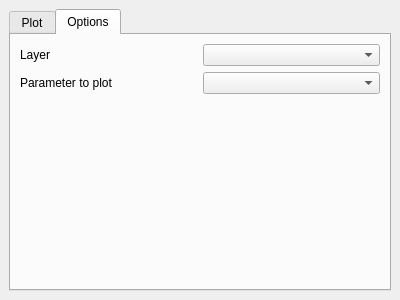
Qt form datacubeplugin/ui/plotwidget.ui (planetfederal/qgis-datacube-plugin) before a commit.
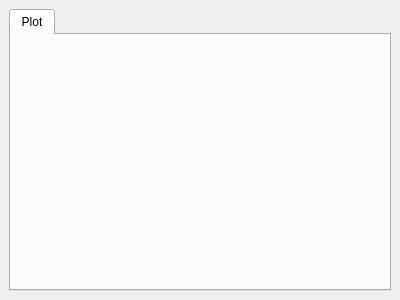
The same form after that commit. The open tabs and pages were chosen to show the change.

What changed in the file:
```diff
--- a/datacubeplugin/ui/plotwidget.ui
+++ b/datacubeplugin/ui/plotwidget.ui
@@ -30,46 +30,6 @@
         </item>
        </layout>
       </widget>
-      <widget class="QWidget" name="optionsTab">
-       <attribute name="title">
-        <string>Options</string>
-       </attribute>
-       <layout class="QGridLayout" name="gridLayout">
-        <item row="3" column="1">
-         <spacer name="verticalSpacer">
-          <property name="orientation">
-           <enum>Qt::Vertical</enum>
-          </property>
-          <property name="sizeHint" stdset="0">
-           <size>
-            <width>20</width>
-            <height>40</height>
-           </size>
-          </property>
-         </spacer>
-        </item>
-        <item row="2" column="1">
-         <widget class="QComboBox" name="comboParameter"/>
-        </item>
-        <item row="0" column="0">
-         <widget class="QLabel" name="label_2">
-          <property name="text">
-           <string>Layer</string>
-          </property>
-         </widget>
-        </item>
-        <item row="2" column="0">
-         <widget class="QLabel" name="label">
-          <property name="text">
-           <string>Parameter to plot</string>
-          </property>
-         </widget>
-        </item>
-        <item row="0" column="1">
-         <widget class="QComboBox" name="comboLayer"/>
-        </item>
-       </layout>
-      </widget>
      </widget>
     </item>
    </layout>
```
